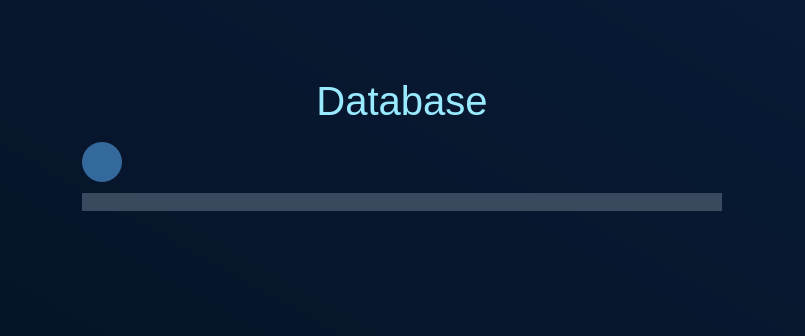
This is mainwindow.ui in tiutcristian/Passcrypt as Qt 5 draws it before an edit; both pictures show x 264 to 1069 and y 0 to 336 of the 1253 by 706 pixel window. The edited form follows.
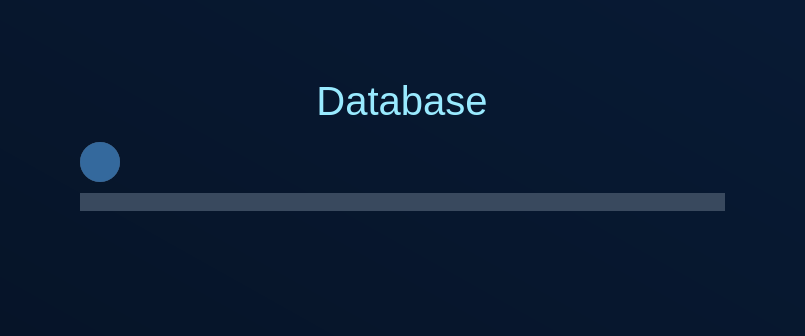
This is the edited form. Icons and pictures are not drawn.

```diff
--- a/mainwindow.ui
+++ b/mainwindow.ui
@@ -788,62 +788,104 @@
              <layout class="QGridLayout" name="gridLayout_6">
               <item row="0" column="1">
                <widget class="QWidget" name="databaseToolbar" native="true">
-                <layout class="QHBoxLayout" name="horizontalLayout_2">
-                 <property name="spacing">
-                  <number>5</number>
+                <property name="minimumSize">
+                 <size>
+                  <width>645</width>
+                  <height>45</height>
+                 </size>
+                </property>
+                <property name="maximumSize">
+                 <size>
+                  <width>645</width>
+                  <height>45</height>
+                 </size>
+                </property>
+                <widget class="QPushButton" name="newButton">
+                 <property name="geometry">
+                  <rect>
+                   <x>0</x>
+                   <y>0</y>
+                   <width>40</width>
+                   <height>40</height>
+                  </rect>
                  </property>
-                 <property name="leftMargin">
-                  <number>0</number>
+                 <property name="minimumSize">
+                  <size>
+                   <width>40</width>
+                   <height>40</height>
+                  </size>
                  </property>
-                 <property name="topMargin">
-                  <number>0</number>
+                 <property name="text">
+                  <string/>
                  </property>
-                 <property name="rightMargin">
-                  <number>0</number>
+                 <property name="icon">
+                  <iconset resource="resources.qrc">
+                   <normaloff>:/icons/icons/plus.svg</normaloff>:/icons/icons/plus.svg</iconset>
                  </property>
-                 <property name="bottomMargin">
-                  <number>5</number>
+                 <property name="iconSize">
+                  <size>
+                   <width>25</width>
+                   <height>25</height>
+                  </size>
                  </property>
-                 <item>
-                  <widget class="QPushButton" name="newButton">
-                   <property name="minimumSize">
-                    <size>
-                     <width>40</width>
-                     <height>40</height>
-                    </size>
-                   </property>
-                   <property name="text">
-                    <string/>
-                   </property>
-                   <property name="icon">
-                    <iconset resource="resources.qrc">
-                     <normaloff>:/icons/icons/plus.svg</normaloff>:/icons/icons/plus.svg</iconset>
-                   </property>
-                   <property name="iconSize">
-                    <size>
-                     <width>25</width>
-                     <height>25</height>
-                    </size>
-                   </property>
-                  </widget>
-                 </item>
-                 <item>
-                  <spacer name="horizontalSpacer_9">
-                   <property name="orientation">
-                    <enum>Qt::Horizontal</enum>
-                   </property>
-                   <property name="sizeType">
-                    <enum>QSizePolicy::Preferred</enum>
-                   </property>
-                   <property name="sizeHint" stdset="0">
-                    <size>
-                     <width>600</width>
-                     <height>20</height>
-                    </size>
-                   </property>
-                  </spacer>
-                 </item>
-                </layout>
+                </widget>
+                <widget class="QPushButton" name="autoButton">
+                 <property name="geometry">
+                  <rect>
+                   <x>0</x>
+                   <y>0</y>
+                   <width>40</width>
+                   <height>40</height>
+                  </rect>
+                 </property>
+                 <property name="styleSheet">
+                  <string notr="true">QPushButton {
+	font: 11pt &quot;Segoe UI&quot;;
+	background-color: rgb(57, 73, 94);
+}
+
+QPushButton:hover {
+	background-color: rgb(65, 83, 107);
+}
+
+QPushButton:pressed{
+	background-color: rgb(57, 73, 94);
+}</string>
+                 </property>
+                 <property name="text">
+                  <string>Auto</string>
+                 </property>
+                </widget>
+                <widget class="QPushButton" name="manualButton">
+                 <property name="geometry">
+                  <rect>
+                   <x>0</x>
+                   <y>0</y>
+                   <width>40</width>
+                   <height>40</height>
+                  </rect>
+                 </property>
+                 <property name="styleSheet">
+                  <string notr="true">QPushButton {
+	font: 11pt &quot;Segoe UI&quot;;
+	background-color: rgb(57, 73, 94);
+}
+
+QPushButton:hover {
+	background-color: rgb(65, 83, 107);
+}
+
+QPushButton:pressed{
+	background-color: rgb(57, 73, 94);
+}</string>
+                 </property>
+                 <property name="text">
+                  <string>Manual</string>
+                 </property>
+                </widget>
+                <zorder>manualButton</zorder>
+                <zorder>autoButton</zorder>
+                <zorder>newButton</zorder>
                </widget>
               </item>
               <item row="1" column="0">
```
Left out of the diff: 72 changed lines with no effect on the pictures.
